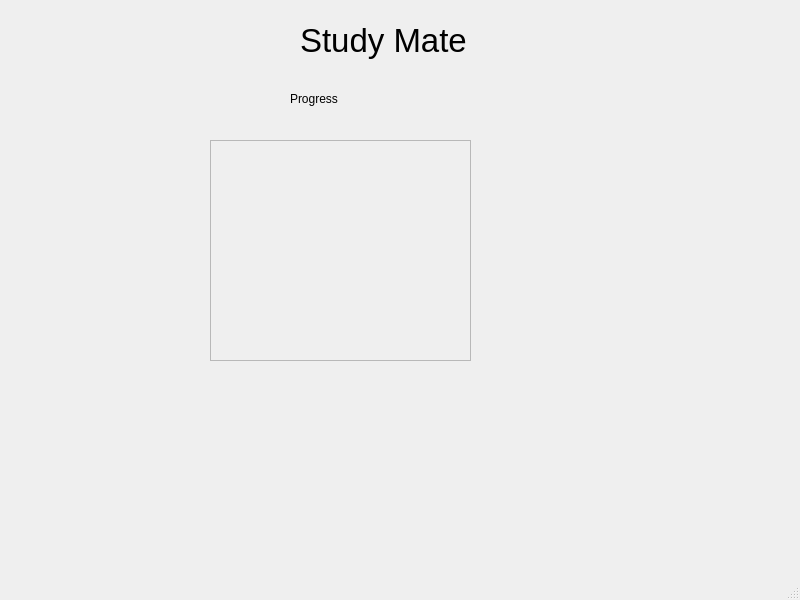
Old version of the form gui.ui in the repository yaswanthbb/Study-Mate.
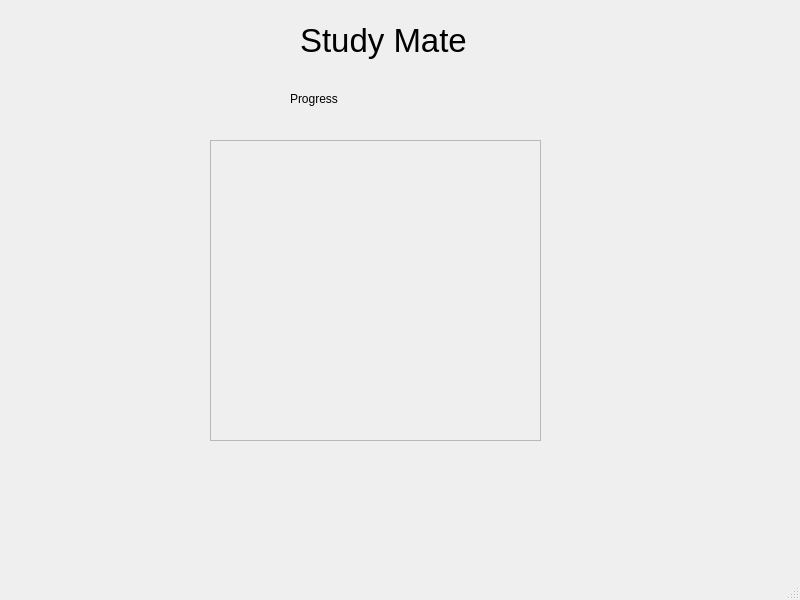
New version of the form.

Commit message:
Update data.csv - Add Subjects and Chapters - Add Alignment
[Ticket: 108]

```diff
--- a/gui.ui
+++ b/gui.ui
@@ -50,8 +50,8 @@
      <rect>
       <x>210</x>
       <y>140</y>
-      <width>261</width>
-      <height>221</height>
+      <width>331</width>
+      <height>301</height>
      </rect>
     </property>
     <property name="frameShape">
```
The commit also changes 2 other files.
